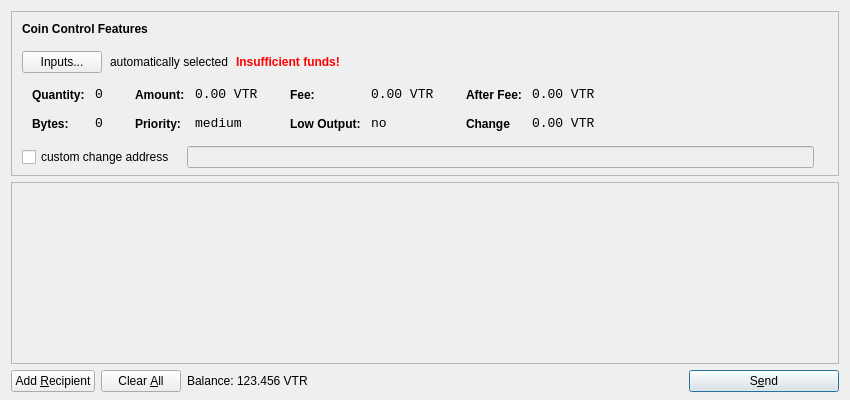
This is src/qt/forms/sendcoinsdialog.ui in vtorrent/vTorrent-Client as Qt 5 draws it before an edit. The edited form follows.
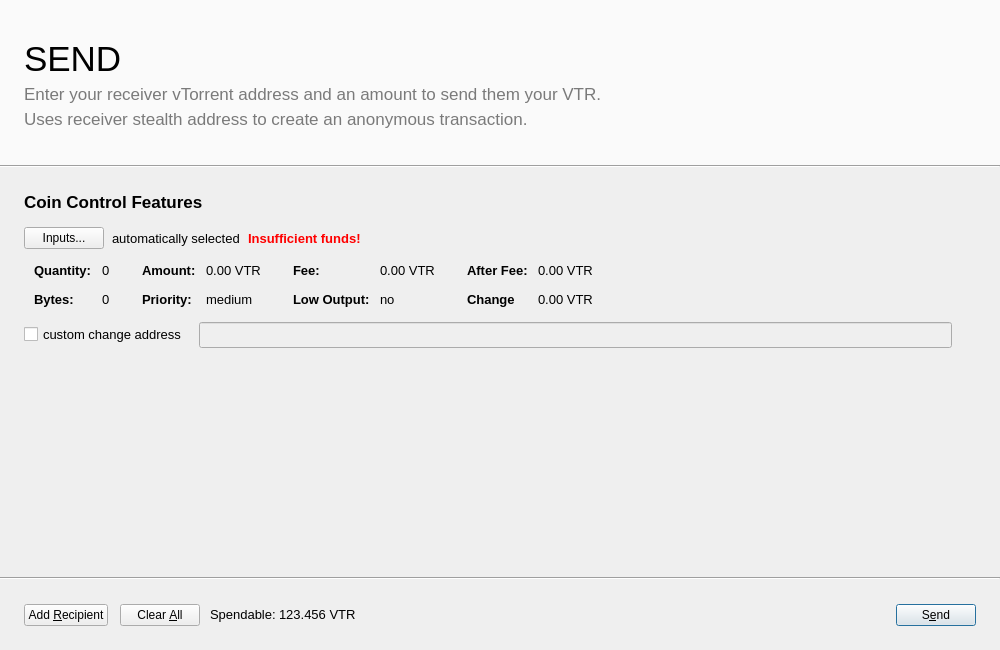
This is the edited form. Icons and pictures are not drawn.

Commit message:
vTorrent-Client 0.7.2 Beta
Major beta release

```diff
--- a/src/qt/forms/sendcoinsdialog.ui
+++ b/src/qt/forms/sendcoinsdialog.ui
@@ -6,40 +6,179 @@
    <rect>
     <x>0</x>
     <y>0</y>
-    <width>850</width>
-    <height>400</height>
+    <width>1000</width>
+    <height>650</height>
    </rect>
   </property>
+  <property name="minimumSize">
+   <size>
+    <width>1000</width>
+    <height>650</height>
+   </size>
+  </property>
   <property name="windowTitle">
    <string>Send Coins</string>
   </property>
-  <layout class="QVBoxLayout" name="verticalLayout" stretch="0,1,0">
+  <layout class="QVBoxLayout" name="verticalLayout">
+   <property name="spacing">
+    <number>0</number>
+   </property>
+   <property name="leftMargin">
+    <number>0</number>
+   </property>
+   <property name="topMargin">
+    <number>0</number>
+   </property>
+   <property name="rightMargin">
+    <number>0</number>
+   </property>
    <property name="bottomMargin">
-    <number>8</number>
+    <number>0</number>
    </property>
    <item>
+    <widget class="QFrame" name="SendTitle">
+     <property name="styleSheet">
+      <string notr="true">#SendTitle { 
+	background-color: rgb(250, 250, 250);
+}</string>
+     </property>
+     <property name="frameShape">
+      <enum>QFrame::NoFrame</enum>
+     </property>
+     <layout class="QVBoxLayout" name="verticalLayout_6">
+      <property name="spacing">
+       <number>5</number>
+      </property>
+      <property name="leftMargin">
+       <number>24</number>
+      </property>
+      <property name="topMargin">
+       <number>39</number>
+      </property>
+      <property name="rightMargin">
+       <number>24</number>
+      </property>
+      <property name="bottomMargin">
+       <number>36</number>
+      </property>
+      <item>
+       <widget class="QFrame" name="frame_10">
+        <layout class="QHBoxLayout" name="horizontalLayout_3">
+         <property name="spacing">
+          <number>5</number>
+         </property>
+         <property name="leftMargin">
+          <number>0</number>
+         </property>
+         <property name="topMargin">
+          <number>0</number>
+         </property>
+         <property name="rightMargin">
+          <number>0</number>
+         </property>
+         <property name="bottomMargin">
+          <number>0</number>
+         </property>
+         <item>
+          <widget class="QLabel" name="label_9">
+           <property name="font">
+            <font>
+             <pointsize>26</pointsize>
+            </font>
+           </property>
+           <property name="text">
+            <string>SEND</string>
+           </property>
+           <property name="alignment">
+            <set>Qt::AlignBottom|Qt::AlignLeading|Qt::AlignLeft</set>
+           </property>
+          </widget>
+         </item>
+         <item>
+          <spacer name="horizontalSpacer_5">
+           <property name="orientation">
+            <enum>Qt::Horizontal</enum>
+           </property>
+           <property name="sizeType">
+            <enum>QSizePolicy::Expanding</enum>
+           </property>
+           <property name="sizeHint" stdset="0">
+            <size>
+             <width>319</width>
+             <height>20</height>
+            </size>
+           </property>
+          </spacer>
+         </item>
+        </layout>
+       </widget>
+      </item>
+      <item>
+       <widget class="QFrame" name="frame_11">
+        <layout class="QVBoxLayout" name="verticalLayout_7">
+         <property name="spacing">
+          <number>5</number>
+         </property>
+         <property name="leftMargin">
+          <number>0</number>
+         </property>
+         <property name="topMargin">
+          <number>0</number>
+         </property>
+         <property name="rightMargin">
+          <number>0</number>
+         </property>
+         <property name="bottomMargin">
+          <number>0</number>
+         </property>
+         <item>
+          <widget class="QLabel" name="label_8">
+           <property name="font">
+            <font>
+             <pointsize>13</pointsize>
+            </font>
+           </property>
+           <property name="styleSheet">
+            <string notr="true">QLabel {color: rgb(122, 122, 122);	 }
+
+</string>
+           </property>
+           <property name="text">
+            <string>Enter your receiver vTorrent address and an amount to send them your VTR.</string>
+           </property>
+          </widget>
+         </item>
+         <item>
+          <widget class="QLabel" name="label_10">
+           <property name="font">
+            <font>
+             <pointsize>13</pointsize>
+            </font>
+           </property>
+           <property name="styleSheet">
+            <string notr="true">QLabel {color: rgb(122, 122, 122);	 }
+
+</string>
+           </property>
+           <property name="text">
+            <string>Uses receiver stealth address to create an anonymous transaction.</string>
+           </property>
+          </widget>
+         </item>
+        </layout>
+       </widget>
+      </item>
+     </layout>
+    </widget>
+   </item>
+   <item alignment="Qt::AlignTop">
     <widget class="QFrame" name="frameCoinControl">
-     <property name="sizePolicy">
-      <sizepolicy hsizetype="Expanding" vsizetype="Expanding">
-       <horstretch>0</horstretch>
-       <verstretch>0</verstretch>
-      </sizepolicy>
-     </property>
-     <property name="maximumSize">
-      <size>
-       <width>16777215</width>
-       <height>16777215</height>
-      </size>
-     </property>
      <property name="frameShape">
-      <enum>QFrame::StyledPanel</enum>
-     </property>
-     <property name="frameShadow">
-      <enum>QFrame::Sunken</enum>
+      <enum>QFrame::NoFrame</enum>
      </property>
      <layout class="QVBoxLayout" name="verticalLayoutCoinControl2">
       <property name="spacing">
-       <number>-1</number>
+       <number>0</number>
       </property>
       <property name="leftMargin">
        <number>0</number>
@@ -51,7 +190,32 @@
        <number>0</number>
       </property>
       <property name="bottomMargin">
-       <number>6</number>
+       <number>0</number>
+      </property>
+      <item>
+       <widget class="Line" name="line_2">
+        <property name="orientation">
+         <enum>Qt::Horizontal</enum>
+        </property>
+       </widget>
+      </item>
+      <item>
+       <widget class="QFrame" name="frame">
+        <layout class="QVBoxLayout" name="verticalLayout_3">
+         <property name="spacing">
+          <number>0</number>
+         </property>
+         <property name="leftMargin">
+          <number>24</number>
+         </property>
+         <property name="topMargin">
+          <number>24</number>
+         </property>
+         <property name="rightMargin">
+          <number>24</number>
+         </property>
+         <property name="bottomMargin">
+          <number>24</number>
       </property>
       <item>
        <layout class="QVBoxLayout" name="verticalLayoutCoinControl" stretch="0,0,0,0,1">
@@ -59,10 +223,10 @@
          <number>0</number>
         </property>
         <property name="leftMargin">
-         <number>10</number>
+            <number>0</number>
         </property>
         <property name="topMargin">
-         <number>10</number>
+            <number>0</number>
         </property>
         <item>
          <layout class="QHBoxLayout" name="horizontalLayoutCoinControl1">
@@ -79,6 +243,7 @@
             </property>
             <property name="font">
              <font>
+                 <pointsize>13</pointsize>
               <weight>75</weight>
               <bold>true</bold>
              </font>
@@ -113,6 +278,11 @@
           </item>
           <item>
            <widget class="QLabel" name="labelCoinControlAutomaticallySelected">
+               <property name="font">
+                <font>
+                 <pointsize>10</pointsize>
+                </font>
+               </property>
             <property name="text">
              <string>automatically selected</string>
             </property>
@@ -125,6 +295,7 @@
            <widget class="QLabel" name="labelCoinControlInsuffFunds">
             <property name="font">
              <font>
+                 <pointsize>10</pointsize>
               <weight>75</weight>
               <bold>true</bold>
              </font>
@@ -215,6 +386,13 @@
                </property>
                <item row="0" column="0">
                 <widget class="QLabel" name="labelCoinControlQuantityText">
+                    <property name="font">
+                     <font>
+                      <pointsize>10</pointsize>
+                      <weight>75</weight>
+                      <bold>true</bold>
+                     </font>
+                    </property>
                  <property name="styleSheet">
                   <string notr="true">font-weight:bold;</string>
                  </property>
@@ -230,7 +408,6 @@
                 <widget class="QLabel" name="labelCoinControlQuantity">
                  <property name="font">
                   <font>
-                   <family>Monospace</family>
                    <pointsize>10</pointsize>
                   </font>
                  </property>
@@ -253,6 +430,13 @@
                </item>
                <item row="1" column="0">
                 <widget class="QLabel" name="labelCoinControlBytesText">
+                    <property name="font">
+                     <font>
+                      <pointsize>10</pointsize>
+                      <weight>75</weight>
+                      <bold>true</bold>
+                     </font>
+                    </property>
                  <property name="styleSheet">
                   <string notr="true">font-weight:bold;</string>
                  </property>
@@ -265,7 +449,6 @@
                 <widget class="QLabel" name="labelCoinControlBytes">
                  <property name="font">
                   <font>
-                   <family>Monospace</family>
                    <pointsize>10</pointsize>
                   </font>
                  </property>
@@ -304,6 +487,13 @@
                </property>
                <item row="0" column="0">
                 <widget class="QLabel" name="labelCoinControlAmountText">
+                    <property name="font">
+                     <font>
+                      <pointsize>10</pointsize>
+                      <weight>75</weight>
+                      <bold>true</bold>
+                     </font>
+                    </property>
                  <property name="styleSheet">
                   <string notr="true">font-weight:bold;</string>
                  </property>
@@ -319,7 +509,6 @@
                 <widget class="QLabel" name="labelCoinControlAmount">
                  <property name="font">
                   <font>
-                   <family>Monospace</family>
                    <pointsize>10</pointsize>
                   </font>
                  </property>
@@ -339,6 +528,13 @@
                </item>
                <item row="1" column="0">
                 <widget class="QLabel" name="labelCoinControlPriorityText">
+                    <property name="font">
+                     <font>
+                      <pointsize>10</pointsize>
+                      <weight>75</weight>
+                      <bold>true</bold>
+                     </font>
+                    </property>
                  <property name="styleSheet">
                   <string notr="true">font-weight:bold;</string>
                  </property>
@@ -351,7 +547,6 @@
                 <widget class="QLabel" name="labelCoinControlPriority">
                  <property name="font">
                   <font>
-                   <family>Monospace</family>
                    <pointsize>10</pointsize>
                   </font>
                  </property>
@@ -390,6 +585,13 @@
                </property>
                <item row="0" column="0">
                 <widget class="QLabel" name="labelCoinControlFeeText">
+                    <property name="font">
+                     <font>
+                      <pointsize>10</pointsize>
+                      <weight>75</weight>
+                      <bold>true</bold>
+                     </font>
+                    </property>
                  <property name="styleSheet">
                   <string notr="true">font-weight:bold;</string>
                  </property>
@@ -405,7 +607,6 @@
                 <widget class="QLabel" name="labelCoinControlFee">
                  <property name="font">
                   <font>
-                   <family>Monospace</family>
                    <pointsize>10</pointsize>
                   </font>
                  </property>
@@ -425,6 +626,13 @@
                </item>
                <item row="1" column="0">
                 <widget class="QLabel" name="labelCoinControlLowOutputText">
+                    <property name="font">
+                     <font>
+                      <pointsize>10</pointsize>
+                      <weight>75</weight>
+                      <bold>true</bold>
+                     </font>
+                    </property>
                  <property name="styleSheet">
                   <string notr="true">font-weight:bold;</string>
                  </property>
@@ -437,7 +645,6 @@
                 <widget class="QLabel" name="labelCoinControlLowOutput">
                  <property name="font">
                   <font>
-                   <family>Monospace</family>
                    <pointsize>10</pointsize>
                   </font>
                  </property>
@@ -476,6 +683,13 @@
                </property>
                <item row="0" column="0">
                 <widget class="QLabel" name="labelCoinControlAfterFeeText">
+                    <property name="font">
+                     <font>
+                      <pointsize>10</pointsize>
+                      <weight>75</weight>
+                      <bold>true</bold>
+                     </font>
+                    </property>
                  <property name="styleSheet">
                   <string notr="true">font-weight:bold;</string>
                  </property>
@@ -491,7 +705,6 @@
                 <widget class="QLabel" name="labelCoinControlAfterFee">
                  <property name="font">
                   <font>
-                   <family>Monospace</family>
                    <pointsize>10</pointsize>
                   </font>
                  </property>
@@ -511,6 +724,13 @@
                </item>
                <item row="1" column="0">
                 <widget class="QLabel" name="labelCoinControlChangeText">
+                    <property name="font">
+                     <font>
+                      <pointsize>10</pointsize>
+                      <weight>75</weight>
+                      <bold>true</bold>
+                     </font>
+                    </property>
                  <property name="styleSheet">
                   <string notr="true">font-weight:bold;</string>
                  </property>
@@ -523,7 +743,6 @@
                 <widget class="QLabel" name="labelCoinControlChange">
                  <property name="font">
                   <font>
-                   <family>Monospace</family>
                    <pointsize>10</pointsize>
                   </font>
                  </property>
@@ -564,6 +783,11 @@
           </property>
           <item>
            <widget class="QCheckBox" name="checkBoxCoinControlChange">
+               <property name="font">
+                <font>
+                 <pointsize>10</pointsize>
+                </font>
+               </property>
             <property name="text">
              <string>custom change address</string>
             </property>
@@ -580,6 +804,17 @@
               <verstretch>0</verstretch>
              </sizepolicy>
             </property>
+               <property name="minimumSize">
+                <size>
+                 <width>0</width>
+                 <height>26</height>
+                </size>
+               </property>
+               <property name="font">
+                <font>
+                 <pointsize>10</pointsize>
+                </font>
+               </property>
            </widget>
           </item>
           <item>
@@ -624,8 +859,14 @@
      </layout>
     </widget>
    </item>
+     </layout>
+    </widget>
+   </item>
    <item>
     <widget class="QScrollArea" name="scrollArea">
+     <property name="frameShape">
+      <enum>QFrame::NoFrame</enum>
+     </property>
      <property name="widgetResizable">
       <bool>true</bool>
      </property>
@@ -634,8 +875,8 @@
        <rect>
         <x>0</x>
         <y>0</y>
-        <width>824</width>
-        <height>141</height>
+        <width>1000</width>
+        <height>222</height>
        </rect>
       </property>
       <layout class="QVBoxLayout" name="verticalLayout_2">
@@ -676,7 +917,44 @@
     </widget>
    </item>
    <item>
+    <widget class="Line" name="line">
+     <property name="orientation">
+      <enum>Qt::Horizontal</enum>
+     </property>
+    </widget>
+   </item>
+   <item>
+    <widget class="QFrame" name="sendButtons">
+     <layout class="QHBoxLayout" name="horizontalLayout_4">
+      <property name="spacing">
+       <number>0</number>
+      </property>
+      <property name="leftMargin">
+       <number>0</number>
+      </property>
+      <property name="topMargin">
+       <number>0</number>
+      </property>
+      <property name="rightMargin">
+       <number>0</number>
+      </property>
+      <property name="bottomMargin">
+       <number>0</number>
+      </property>
+      <item>
     <layout class="QHBoxLayout" name="horizontalLayout">
+        <property name="leftMargin">
+         <number>24</number>
+        </property>
+        <property name="topMargin">
+         <number>24</number>
+        </property>
+        <property name="rightMargin">
+         <number>24</number>
+        </property>
+        <property name="bottomMargin">
+         <number>24</number>
+        </property>
      <item>
       <widget class="QPushButton" name="addButton">
        <property name="toolTip">
@@ -694,6 +972,22 @@
        </property>
       </widget>
      </item>
+        <item>
+         <spacer name="horizontalSpacer_2">
+          <property name="orientation">
+           <enum>Qt::Horizontal</enum>
+          </property>
+          <property name="sizeType">
+           <enum>QSizePolicy::Fixed</enum>
+          </property>
+          <property name="sizeHint" stdset="0">
+           <size>
+            <width>12</width>
+            <height>20</height>
+           </size>
+          </property>
+         </spacer>
+        </item>
      <item>
       <widget class="QPushButton" name="clearButton">
        <property name="sizePolicy">
@@ -725,6 +1019,12 @@
        <property name="spacing">
         <number>3</number>
        </property>
+          <property name="leftMargin">
+           <number>10</number>
+          </property>
+          <property name="rightMargin">
+           <number>10</number>
+          </property>
        <item>
         <widget class="QLabel" name="label">
          <property name="sizePolicy">
@@ -733,8 +1033,13 @@
            <verstretch>0</verstretch>
           </sizepolicy>
          </property>
+            <property name="font">
+             <font>
+              <pointsize>10</pointsize>
+             </font>
+            </property>
          <property name="text">
-          <string>Balance:</string>
+             <string>Spendable:</string>
          </property>
         </widget>
        </item>
@@ -746,6 +1051,11 @@
            <verstretch>0</verstretch>
           </sizepolicy>
          </property>
+            <property name="font">
+             <font>
+              <pointsize>10</pointsize>
+             </font>
+            </property>
          <property name="cursor">
           <cursorShape>IBeamCursor</cursorShape>
          </property>
@@ -776,7 +1086,7 @@
       <widget class="QPushButton" name="sendButton">
        <property name="minimumSize">
         <size>
-         <width>150</width>
+            <width>80</width>
          <height>0</height>
         </size>
        </property>
@@ -796,6 +1106,9 @@
       </widget>
      </item>
     </layout>
+      </item>
+     </layout>
+    </widget>
    </item>
   </layout>
  </widget>
```
Left out of the diff: 13 changed lines with no effect on the pictures. Lines whose indentation alone changed are shown as unchanged. The commit also changes 599 other files.
